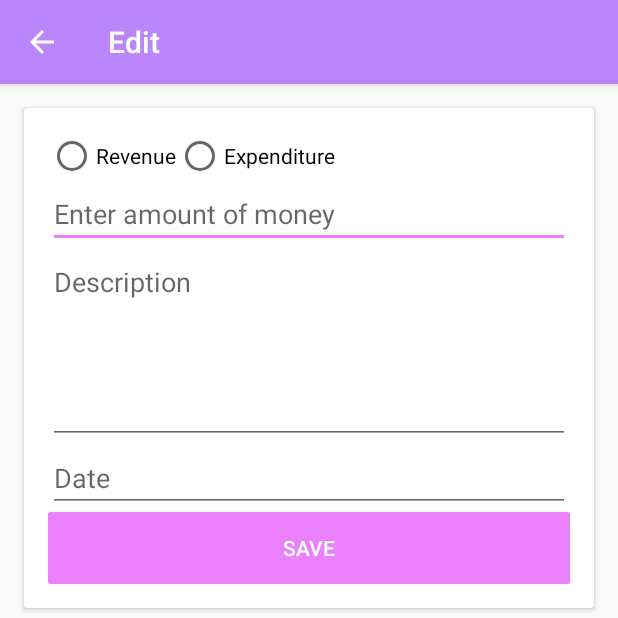
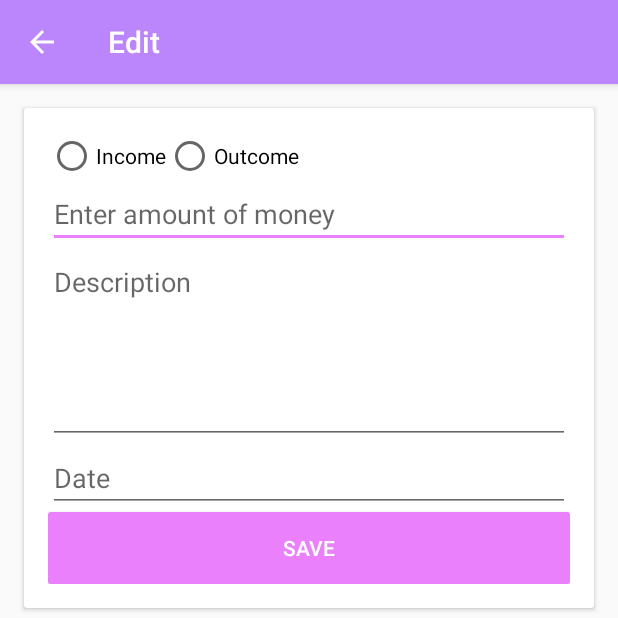
Before and after one commit to DenyAnwar/money-flow-notes, an Android app: the EditActivity screen opened directly, with no data from a screen before it, on a phone screen of 412 x 824 dp, the top half of it. Run offline under Robolectric (Android 15) with nearby library versions, the phone set to English and light mode, and no system bars; 5 statements that could not run were skipped.

Commit message:
add color mark in indicator income and outcome in UI, change textview in UI, and repair listview show due the order is not correct

```diff
--- a/app/src/main/java/mythgreendev/com/app/AddActivity.java
+++ b/app/src/main/java/mythgreendev/com/app/AddActivity.java
@@ -37,10 +37,10 @@ public class AddActivity extends AppCompatActivity {
             public void onCheckedChanged(RadioGroup radioGroup, int i) {
                 switch (i) {
                     case R.id.radio_revenue:
-                        status = "REVENUE";
+                        status = "Income";
                         break;
                     case R.id.radio_expenditure:
-                        status = "EXPENDITURE";
+                        status = "Outcome";
                         break;
                 }
             }
@@ -71,7 +71,7 @@ public class AddActivity extends AppCompatActivity {
         });
 
         // Set title
-        getSupportActionBar().setTitle("Add New");
+        getSupportActionBar().setTitle("Add");
         // Back icon
         getSupportActionBar().setDisplayHomeAsUpEnabled(true);
     }
--- a/app/src/main/java/mythgreendev/com/app/EditActivity.java
+++ b/app/src/main/java/mythgreendev/com/app/EditActivity.java
@@ -58,10 +58,10 @@ public class EditActivity extends AppCompatActivity {
 
         status = cursor.getString(1);
         switch (status) {
-            case "REVENUE":
+            case "Income":
                 radioRevenue.setChecked(true);
                 break;
-            case "EXPENDITURE":
+            case "Outcome":
                 radioExpenditure.setChecked(true);
                 break;
         }
@@ -71,10 +71,10 @@ public class EditActivity extends AppCompatActivity {
             public void onCheckedChanged(RadioGroup radioGroup, int i) {
                 switch (i) {
                     case R.id.radio_revenue:
-                        status = "REVENUE";
+                        status = "Income";
                         break;
                     case R.id.radio_expenditure:
-                        status = "EXPENDITURE";
+                        status = "Outcome";
                         break;
                 }
             }
--- a/app/src/main/res/layout/activity_edit.xml
+++ b/app/src/main/res/layout/activity_edit.xml
@@ -31,12 +31,12 @@
                         android:id="@+id/radio_revenue"
                         android:layout_width="wrap_content"
                         android:layout_height="wrap_content"
-                        android:text="Revenue" />
+                        android:text="@string/revenue" />
                     <RadioButton
                         android:id="@+id/radio_expenditure"
                         android:layout_width="wrap_content"
                         android:layout_height="wrap_content"
-                        android:text="Expenditure" />
+                        android:text="@string/expenditure" />
                 </RadioGroup>
 
                 <EditText
@@ -44,12 +44,12 @@
                     android:layout_width="match_parent"
                     android:layout_height="wrap_content"
                     android:inputType="number"
-                    android:hint="Enter amount of money" />
+                    android:hint="@string/enter_amount_of_money" />
                 <EditText
                     android:id="@+id/edit_description"
                     android:layout_width="match_parent"
                     android:layout_height="wrap_content"
-                    android:hint="Description"
+                    android:hint="@string/description"
                     android:gravity="left|top"
                     android:minLines="5"
                     android:maxLines="10" />
@@ -59,14 +59,14 @@
                     android:layout_width="match_parent"
                     android:layout_height="wrap_content"
                     android:focusable="false"
-                    android:hint="Date" />
+                    android:hint="@string/date" />
 
                 <Button
                     android:id="@+id/btn_save"
                     android:layout_width="match_parent"
                     android:layout_height="wrap_content"
                     android:background="@drawable/ripple_bg"
-                    android:text="SAVE"
+                    android:text="@string/save"
                     android:textColor="@color/white"/>
             </LinearLayout>
         </android.support.v7.widget.CardView>
--- a/app/src/main/res/layout/activity_filter.xml
+++ b/app/src/main/res/layout/activity_filter.xml
@@ -22,20 +22,20 @@
                 android:focusable="false"
                 android:layout_width="match_parent"
                 android:layout_height="wrap_content"
-                android:hint="From" />
+                android:hint="@string/from" />
             <EditText
                 android:id="@+id/edit_to"
                 android:focusable="false"
                 android:layout_width="match_parent"
                 android:layout_height="wrap_content"
-                android:hint="To" />
+                android:hint="@string/to" />
 
             <Button
                 android:id="@+id/btn_save"
                 android:layout_width="match_parent"
                 android:layout_height="wrap_content"
                 android:background="@drawable/ripple_bg"
-                android:text="SAVE"
+                android:text="@string/save"
                 android:textColor="@color/white"/>
         </LinearLayout>
     </android.support.v7.widget.CardView>
--- a/app/src/main/res/layout/activity_splash_screen.xml
+++ b/app/src/main/res/layout/activity_splash_screen.xml
@@ -1,6 +1,5 @@
 <?xml version="1.0" encoding="utf-8"?>
 <RelativeLayout xmlns:android="http://schemas.android.com/apk/res/android"
-    xmlns:app="http://schemas.android.com/apk/res-auto"
     xmlns:tools="http://schemas.android.com/tools"
     android:layout_width="match_parent"
     android:layout_height="match_parent"
--- a/app/src/main/res/layout/list_menu.xml
+++ b/app/src/main/res/layout/list_menu.xml
@@ -9,7 +9,7 @@
         android:layout_width="match_parent"
         android:layout_height="wrap_content"
         android:padding="@dimen/fab_margin"
-        android:text="Edit" />
+        android:text="@string/edit" />
     <View
         android:layout_width="match_parent"
         android:layout_height="1px"
@@ -19,5 +19,5 @@
         android:layout_width="match_parent"
         android:layout_height="wrap_content"
         android:padding="@dimen/fab_margin"
-        android:text="Delete" />
+        android:text="@string/delete" />
 </LinearLayout>
--- a/app/src/main/res/values/colors.xml
+++ b/app/src/main/res/values/colors.xml
@@ -11,4 +11,6 @@
 <!-- My color   -->
     <color name="purple_a100">#EA80FC</color>
     <color name="purple_300">#BA68C8</color>
+    <color name="red">#f00000</color>
+    <color name="blue">#3333ff</color>
 </resources>
--- a/app/src/main/res/values/strings.xml
+++ b/app/src/main/res/values/strings.xml
@@ -2,4 +2,20 @@
     <string name="app_name">Money Flow Notes</string>
     <string name="action_settings">Settings</string>
     <string name="action_filter">Filter</string>
+    <string name="revenue">Income</string>
+    <string name="expenditure">Outcome</string>
+    <string name="description">Description</string>
+    <string name="enter_amount_of_money">Enter amount of money</string>
+    <string name="save">SAVE</string>
+    <string name="date">Date</string>
+    <string name="from">From</string>
+    <string name="to">To</string>
+    <string name="balance">Total Balance</string>
+    <string name="all">ALL SHOW</string>
+    <string name="money_list_kas">100.000</string>
+    <string name="desc_list_kas">Beli nasi padang</string>
+    <string name="date_list_kas">28 August 2022</string>
+    <string name="edit">Edit</string>
+    <string name="delete">Delete</string>
+    <string name="type_data_list_kas">Income</string>
 </resources>
```
Also changed, not shown: app/src/main/java/mythgreendev/com/app/MainActivity.java (+31 -11 lines), app/src/main/res/layout/activity_add.xml (+5 -5 lines), app/src/main/res/layout/content_main.xml (+11 -4 lines), app/src/main/res/layout/list_kas.xml (+5 -5 lines).
